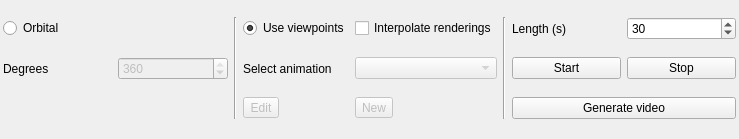
Before: the Qt Designer form src/gui/forms/toolbar_animationgroup.ui in open-scan-crew/OpenScanTools, drawn with Qt 5.
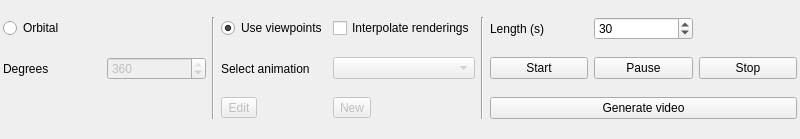
After: the same form once the commit is applied.

Commit message: Wire animation configs into playback with start/pause/orbital modes

```diff
--- a/src/gui/forms/toolbar_animationgroup.ui
+++ b/src/gui/forms/toolbar_animationgroup.ui
@@ -6,7 +6,7 @@
    <rect>
     <x>0</x>
     <y>0</y>
-    <width>739</width>
+    <width>800</width>
     <height>139</height>
    </rect>
   </property>
@@ -164,6 +164,16 @@
     </widget>
    </item>
    <item row="1" column="7">
+    <widget class="QPushButton" name="pauseAnimationButton">
+     <property name="text">
+      <string>Pause</string>
+     </property>
+     <property name="checkable">
+      <bool>true</bool>
+     </property>
+    </widget>
+   </item>
+   <item row="1" column="8">
     <widget class="QPushButton" name="stopAnimationButton">
      <property name="text">
       <string>Stop</string>
@@ -173,7 +183,7 @@
      </property>
     </widget>
    </item>
-   <item row="2" column="6" colspan="2">
+   <item row="2" column="6" colspan="3">
     <widget class="QPushButton" name="generateVideoPushButton">
      <property name="toolTip">
       <string>Video generation. Please make sure you are in perspective mode and that you selected a frame in the image section.</string>
```
The commit also changes 12 other files.
